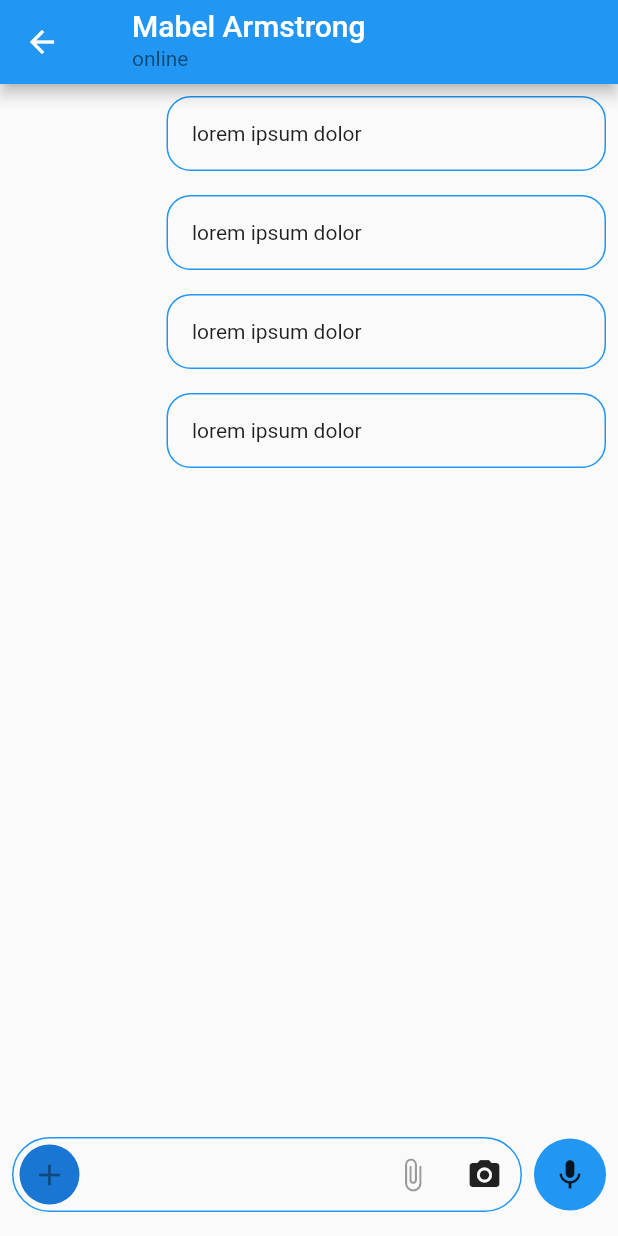
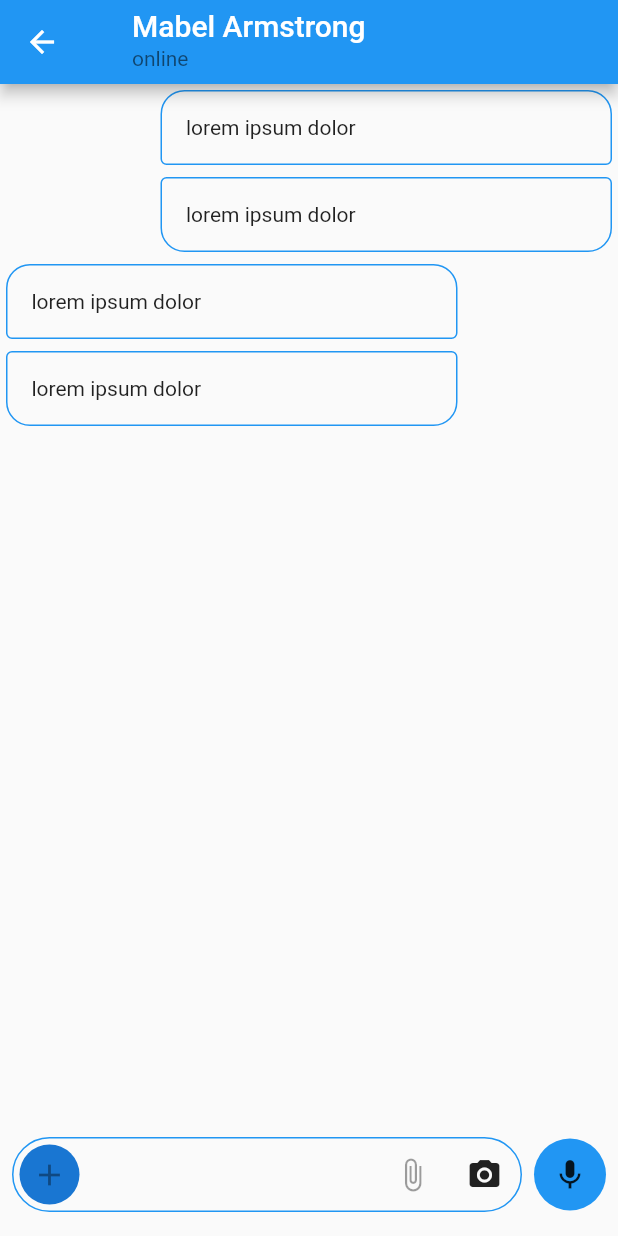
Before and after one commit to francisceioseph/flutter-whats-clone, a Flutter app: the screen it shows after launch, after a tap on "Mabel Armstrong", on a phone screen of 412 x 824 dp. Run offline on Flutter 3.47's test engine with Material 2 defaults, Android fonts, the phone set to English and light mode, and no system bars; our stand-ins replace async_redux, camera, flutter_slidable, flutter_sticky_header, permission_handler; network calls fail.

Commit message:
Add message bubble layout

```diff
--- a/lib/models/message.dart
+++ b/lib/models/message.dart
@@ -4,14 +4,17 @@ class Message {
   String createdAt;
   String status;
   String conversationId;
+  String from;
+  String to;
 
-  Message({
-    this.id,
-    this.content,
-    this.createdAt,
-    this.status,
-    this.conversationId,
-  });
+  Message(
+      {this.id,
+      this.content,
+      this.createdAt,
+      this.status,
+      this.conversationId,
+      this.from,
+      this.to});
 
   Message.fromJson(Map<String, dynamic> json) {
     id = json['id'];
@@ -19,6 +22,8 @@ class Message {
     createdAt = json['created_at'];
     status = json['status'];
     conversationId = json['conversation_id'];
+    from = json['from'];
+    to = json['to'];
   }
 
   Map<String, dynamic> toJson() {
@@ -28,6 +33,8 @@ class Message {
     data['created_at'] = this.createdAt;
     data['status'] = this.status;
     data['conversation_id'] = this.conversationId;
+    data['from'] = this.from;
+    data['to'] = this.to;
     return data;
   }
 }
--- a/lib/widgets/components/messages/message_list.dart
+++ b/lib/widgets/components/messages/message_list.dart
@@ -24,7 +24,15 @@ class MessageList extends StatelessWidget {
       controller: _controller,
       itemCount: messages.length,
       itemBuilder: (BuildContext context, int index) {
-        return MessageListItem();
+        final previous = index == 0 ? null : messages[index - 1];
+        final current = messages[index];
+        final next = index == messages.length - 1 ? null : messages[index + 1];
+
+        return MessageListItem(
+          previous: previous,
+          current: current,
+          next: next,
+        );
       },
     );
   }
--- a/lib/widgets/components/messages/message_list_item.dart
+++ b/lib/widgets/components/messages/message_list_item.dart
@@ -1,22 +1,102 @@
 import 'package:flutter/material.dart';
+import 'package:flutter_whats_clone/models/message.dart';
 
 class MessageListItem extends StatelessWidget {
+  static const kUserId = '56bc250ae47f';
+
+  final Message previous;
+  final Message current;
+  final Message next;
+
+  MessageListItem({
+    this.previous,
+    this.current,
+    this.next,
+  });
+
   @override
   Widget build(BuildContext context) {
     return FractionallySizedBox(
       widthFactor: 0.75,
-      alignment: Alignment.centerRight,
+      alignment: bubbleAlignment(current),
       child: Container(
-        margin: EdgeInsets.all(8),
+        margin: EdgeInsets.all(4),
         padding: EdgeInsets.all(16),
         decoration: BoxDecoration(
           border: Border.all(
             color: Theme.of(context).accentColor,
           ),
-          borderRadius: BorderRadius.all(Radius.circular(16)),
+          borderRadius: bubbleBorderRadius,
         ),
         child: Text('lorem ipsum dolor'),
       ),
     );
   }
+
+  Alignment bubbleAlignment(Message message) =>
+      isFromMe ? Alignment.centerRight : Alignment.centerLeft;
+
+  BorderRadius get bubbleBorderRadius {
+    if (previous == null) {
+      return isFromMe ? radiusTopFromMe : radiusTopFromOther;
+    }
+
+    if (next == null) {
+      return isFromMe ? radiusBottomFromMe : radiusBottomFromOther;
+    }
+
+    if (previous.from == current.from && previous.from == next.from) {
+      return isFromMe ? radiusMiddleFromMe : radiusMiddleFromOther;
+    }
+
+    if (previous.from != current.from) {
+      return isFromMe ? radiusTopFromMe : radiusTopFromOther;
+    }
+
+    return isFromMe ? radiusBottomFromMe : radiusBottomFromOther;
+  }
+
+  bool get isFromMe => current.from == kUserId;
+
+  BorderRadiusGeometry get radiusTopFromMe => BorderRadius.only(
+        topLeft: Radius.circular(16),
+        topRight: Radius.circular(16),
+        bottomLeft: Radius.circular(4),
+        bottomRight: Radius.circular(4),
+      );
+
+  BorderRadiusGeometry get radiusMiddleFromMe => BorderRadius.only(
+        topLeft: Radius.circular(4),
+        topRight: Radius.circular(4),
+        bottomLeft: Radius.circular(4),
+        bottomRight: Radius.circular(4),
+      );
+
+  BorderRadiusGeometry get radiusBottomFromMe => BorderRadius.only(
+        topLeft: Radius.circular(4),
+        topRight: Radius.circular(4),
+        bottomRight: Radius.circular(16),
+        bottomLeft: Radius.circular(16),
+      );
+
+  BorderRadiusGeometry get radiusTopFromOther => BorderRadius.only(
+        topRight: Radius.circular(16),
+        topLeft: Radius.circular(16),
+        bottomRight: Radius.circular(4),
+        bottomLeft: Radius.circular(4),
+      );
+
+  BorderRadiusGeometry get radiusMiddleFromOther => BorderRadius.only(
+        topLeft: Radius.circular(4),
+        topRight: Radius.circular(4),
+        bottomLeft: Radius.circular(4),
+        bottomRight: Radius.circular(4),
+      );
+
+  BorderRadiusGeometry get radiusBottomFromOther => BorderRadius.only(
+        topRight: Radius.circular(4),
+        bottomRight: Radius.circular(16),
+        topLeft: Radius.circular(4),
+        bottomLeft: Radius.circular(16),
+      );
 }
```
Also changed, not shown: assets/mocks/messages.json (+66 -22 lines).
